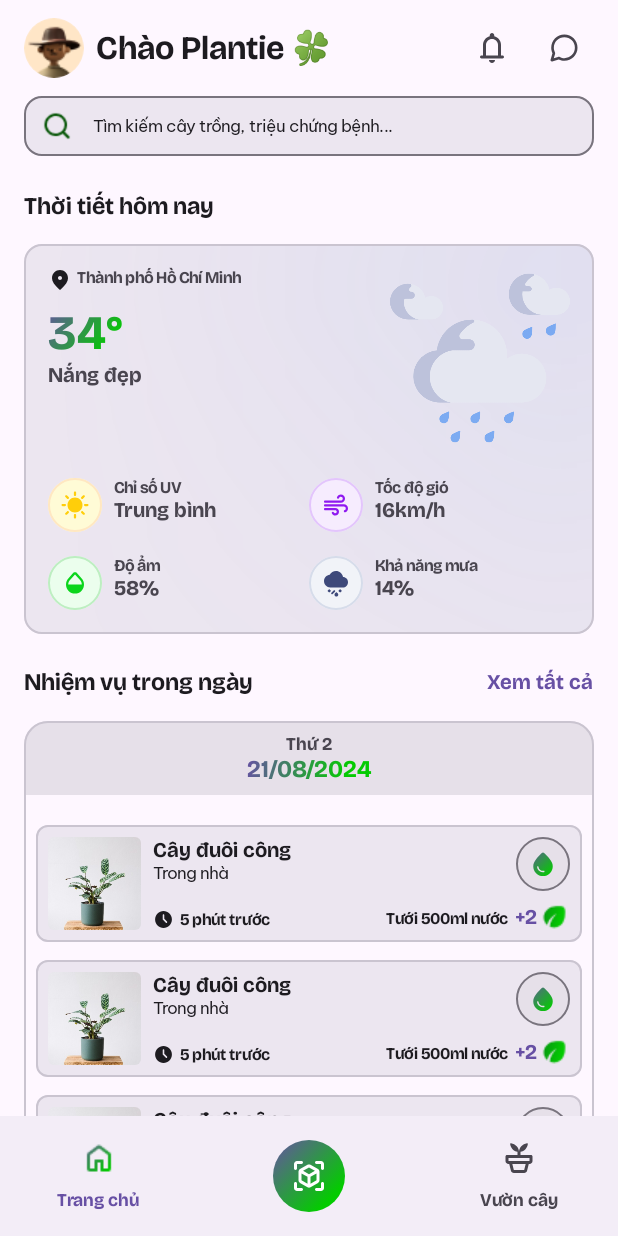
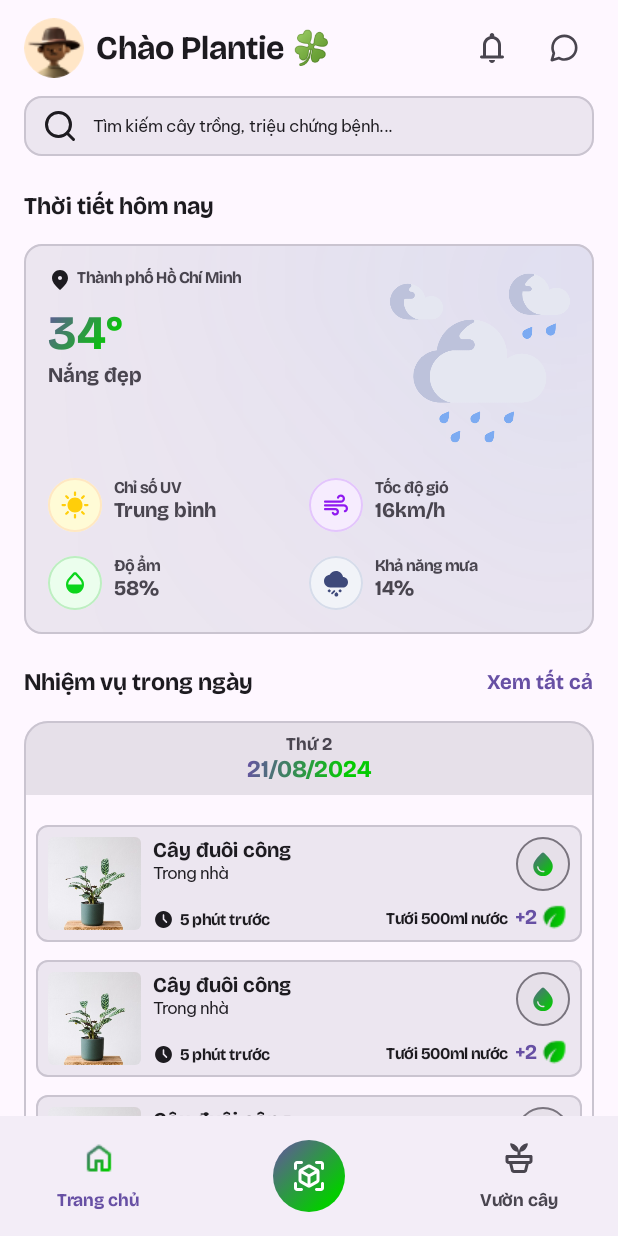
Before and after one commit to FakerHecker/AISC2024_Planta_AndroidApp, an Android app built with Jetpack Compose: the MainScreen screen opened through its navigation route, on a phone screen of 412 x 824 dp. Run offline under Robolectric (Android 15) with nearby library versions, the phone set to English and light mode, and no system bars; our stand-ins replace Dagger/Hilt's generated code.

Commit message:
Replace search icon and fix misc UIs

```diff
--- a/app/src/main/java/com/example/aisc2024_planta_androidapp/MainActivity.kt
+++ b/app/src/main/java/com/example/aisc2024_planta_androidapp/MainActivity.kt
@@ -17,6 +17,7 @@ import androidx.navigation.NavHostController
 import androidx.navigation.compose.NavHost
 import androidx.navigation.compose.composable
 import androidx.navigation.compose.rememberNavController
+import com.example.aisc2024_planta_androidapp.screen.account.AccountScreen
 import com.example.aisc2024_planta_androidapp.screen.auth.login.LoginScreen
 import com.example.aisc2024_planta_androidapp.screen.main.MainScreen
 import com.example.aisc2024_planta_androidapp.ui.theme.AISC2024_Planta_AndroidAppTheme
@@ -41,7 +42,8 @@ class MainActivity : ComponentActivity() {
 
 enum class AppRoute {
     Login, Scan, ScanResult, ScanDiagnose,
-    HomeScreen, Garden
+    HomeScreen, Garden,
+    Account
 }
 
 @Composable
@@ -70,9 +72,10 @@ fun AppMainScreen(
             )
         }
         composable(AppRoute.HomeScreen.name) {
-            MainScreen(onScan = {
-                navController.navigate(AppRoute.Scan.name)
-            })
+            MainScreen(
+                onScan = { navController.navigate(AppRoute.Scan.name) },
+                onNavigateToProfile = { navController.navigate(AppRoute.Account.name) }
+            )
         }
         composable(AppRoute.Scan.name) {
             ScanScreen(
@@ -91,5 +94,8 @@ fun AppMainScreen(
                 onNavigateUp = { navController.navigateUp() }
             )
         }
+        composable(AppRoute.Account.name) {
+            AccountScreen()
+        }
     }
 }
--- a/app/src/main/java/com/example/aisc2024_planta_androidapp/screen/account/Account.kt
+++ b/app/src/main/java/com/example/aisc2024_planta_androidapp/screen/account/AccountScreen.kt
@@ -22,9 +22,11 @@ import androidx.compose.ui.text.font.FontWeight
 import androidx.compose.ui.unit.dp
 import androidx.compose.ui.unit.sp
 import com.example.aisc2024_planta_androidapp.R
+import com.example.aisc2024_planta_androidapp.component.effect.StatusBarColorEffect
 
 @Composable
 fun AccountScreen() {
+    StatusBarColorEffect(toDark = false)
     Surface {
         Column(
             modifier = Modifier.fillMaxSize().verticalScroll(rememberScrollState())
--- a/app/src/main/java/com/example/aisc2024_planta_androidapp/screen/main/MainScreen.kt
+++ b/app/src/main/java/com/example/aisc2024_planta_androidapp/screen/main/MainScreen.kt
@@ -20,6 +20,7 @@ import com.example.aisc2024_planta_androidapp.screen.main.component.MainScreenTo
 @Composable
 fun MainScreen(
     onScan: () -> Unit,
+    onNavigateToProfile: () -> Unit,
     navController: NavHostController = rememberNavController()
 ) {
     val scrollBehavior = TopAppBarDefaults.pinnedScrollBehavior()
@@ -29,6 +30,7 @@ fun MainScreen(
             MainScreenTopBar(
                 title = titleBarText,
                 scrollBehavior = scrollBehavior,
+                onNavigateToProfile = onNavigateToProfile
             )
         },
         bottomBar = {
--- a/app/src/main/java/com/example/aisc2024_planta_androidapp/screen/main/component/MainScreenTopBar.kt
+++ b/app/src/main/java/com/example/aisc2024_planta_androidapp/screen/main/component/MainScreenTopBar.kt
@@ -22,6 +22,7 @@ import com.example.aisc2024_planta_androidapp.R
 fun MainScreenTopBar(
     title: String,
     scrollBehavior: TopAppBarScrollBehavior,
+    onNavigateToProfile: () -> Unit,
     modifier: Modifier = Modifier
 ) {
     TopAppBar(
@@ -30,7 +31,7 @@ fun MainScreenTopBar(
         modifier = modifier,
         navigationIcon = { Row {
             Spacer(Modifier.padding(4.dp))
-            IconButton(onClick = {}) {
+            IconButton(onClick = onNavigateToProfile) {
                 Image(
                     painterResource(R.drawable.container_profile),
                     contentDescription = "User profile",
--- a/app/src/main/java/com/example/aisc2024_planta_androidapp/screen/main/home/component/SearchBarHomeScreen.kt
+++ b/app/src/main/java/com/example/aisc2024_planta_androidapp/screen/main/home/component/SearchBarHomeScreen.kt
@@ -26,6 +26,7 @@ import androidx.compose.ui.focus.onFocusChanged
 
 import androidx.compose.foundation.text.KeyboardActions
 import androidx.compose.foundation.text.KeyboardOptions
+import androidx.compose.material3.CardDefaults.cardColors
 import androidx.compose.ui.text.input.ImeAction
 import androidx.compose.ui.text.input.KeyboardType
 import androidx.compose.ui.text.input.TextFieldValue
@@ -49,38 +50,34 @@ fun SearchBar(
         }
     }
 
-    Card(
-        modifier = Modifier
+    OutlinedCard(
+        colors = cardColors(
+            containerColor = colorScheme.surfaceContainerHigh
+        ),
+        modifier = modifier
             .fillMaxWidth()
-            .height(40.dp),
-        border = BorderStroke(1.dp, colorScheme.outline),
-        colors = CardDefaults.cardColors(containerColor = colorScheme.surfaceContainerHigh),
+            .height(40.dp)
     ) {
         Row(
             verticalAlignment = Alignment.CenterVertically,
-            modifier = Modifier.fillMaxSize()
+            modifier = Modifier
+                .fillMaxSize()
+                .padding(vertical = 4.dp, horizontal = 12.dp)
         ) {
-            Image(
-                painter = painterResource(id = R.drawable.ic_search),
-                contentDescription = "Search Icon",
-                modifier = Modifier
-                    .size(32.dp)
-                    .padding(start = 12.dp)
-            )
+            Icon(painterResource(R.drawable.icon_search), null,)
 
-            Spacer(modifier = Modifier.width(8.dp))
+            Spacer(Modifier.width(10.dp))
 
             Box(
                 modifier = Modifier
                     .weight(1f)
                     .height(32.dp)
-                    .padding(start = 6.dp)
             ) {
                 // Show placeholder if query is empty and field is not focused
                 if (query.text.isEmpty() && !isFocused) {
                     Text(
                         text = "Tìm kiếm cây trồng, triệu chứng bệnh...",  // Placeholder text
-                        style = MaterialTheme.typography.bodySmall,
+                        style = typography.bodySmall,
                         color = colorScheme.onSurface,
                         modifier = Modifier.align(Alignment.CenterStart)
                     )
--- /dev/null
+++ b/app/src/main/res/drawable/icon_search.xml
@@ -0,0 +1,20 @@
+<vector xmlns:android="http://schemas.android.com/apk/res/android"
+    android:width="24dp"
+    android:height="24dp"
+    android:viewportWidth="24"
+    android:viewportHeight="24">
+  <path
+      android:pathData="M11,19C15.418,19 19,15.418 19,11C19,6.582 15.418,3 11,3C6.582,3 3,6.582 3,11C3,15.418 6.582,19 11,19Z"
+      android:strokeLineJoin="round"
+      android:strokeWidth="2"
+      android:fillColor="#00000000"
+      android:strokeColor="#005200"
+      android:strokeLineCap="round"/>
+  <path
+      android:pathData="M21,21L16.65,16.65"
+      android:strokeLineJoin="round"
+      android:strokeWidth="2"
+      android:fillColor="#00000000"
+      android:strokeColor="#005200"
+      android:strokeLineCap="round"/>
+</vector>
```
Also changed, not shown: app/src/main/res/drawable/ic_search.png (deleted).
